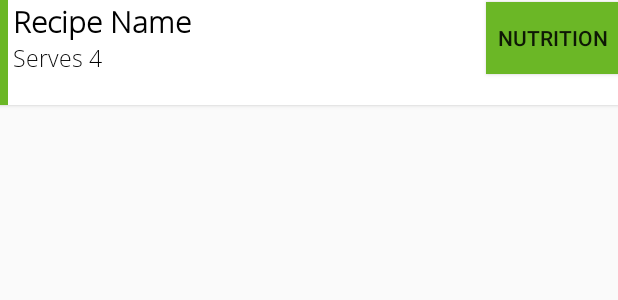
After one commit to EWeb-b/jackal, an Android app: the layout individual_recipe_item.xml on its own in the app's theme, with its tools: preview values and no code run, on a phone screen of 412 x 824 dp. The commit adds this screen. Shown: the top 300 px of the screen. Run offline under Robolectric (Android 15) with nearby library versions, the phone set to English and light mode, and no system bars.

Commit message:
Recycler view displays all user recipes

```diff
--- /dev/null
+++ b/app/src/main/res/layout/individual_recipe_item.xml
@@ -0,0 +1,66 @@
+<?xml version="1.0" encoding="utf-8"?>
+<androidx.cardview.widget.CardView xmlns:android="http://schemas.android.com/apk/res/android"
+    android:layout_width="match_parent"
+    android:layout_height="70dp"
+    xmlns:app="http://schemas.android.com/apk/res-auto"
+    app:cardCornerRadius="0dp"
+    android:paddingTop="5dp"
+    android:paddingBottom="5dp"
+    android:layout_marginBottom="5dp">
+
+    <RelativeLayout
+        android:layout_width="match_parent"
+        android:layout_height="wrap_content">
+
+        <View
+            android:id="@+id/colourStrip"
+            android:layout_width="5dp"
+            android:layout_height="match_parent"
+            android:layout_alignParentLeft="true"
+            android:layout_marginLeft="0dp"
+            android:background="#6BB726" />
+
+        <Button
+            android:id="@+id/nutrition_button"
+            android:layout_width="wrap_content"
+            android:layout_height="wrap_content"
+            android:layout_alignRight="@id/textHolder"
+            android:layout_alignBottom="@id/textHolder"
+            android:text="Nutrition"
+            android:background="#6BB726"/>
+
+        <LinearLayout
+            android:id="@+id/textHolder"
+            android:layout_width="match_parent"
+            android:layout_height="wrap_content"
+            android:layout_marginLeft="3dp"
+            android:layout_toRightOf="@id/colourStrip"
+            android:orientation="vertical">
+
+
+            <TextView
+                android:id="@+id/recipe_name"
+                android:layout_width="wrap_content"
+                android:layout_height="wrap_content"
+                android:layout_alignParentTop="true"
+                android:fontFamily="@font/open_sans_light"
+                android:text="Recipe Name"
+                android:textColor="@color/Black"
+                android:textSize="20sp"
+                android:textStyle="bold" />
+
+            <TextView
+                android:id="@+id/serves"
+                android:layout_width="wrap_content"
+                android:layout_height="wrap_content"
+                android:layout_alignParentTop="true"
+                android:fontFamily="@font/open_sans_light"
+                android:text="Serves 4"
+                android:textColor="@color/Black"
+                android:textSize="15sp" />
+
+        </LinearLayout>
+
+    </RelativeLayout>
+
+</androidx.cardview.widget.CardView>
```
Also changed, not shown: app/src/main/java/com/leeds/jackal/MainActivity.kt (+14 -0 lines), app/src/main/java/com/leeds/jackal/PhotoRecipeActivity.kt (+1 -10 lines), app/src/main/java/com/leeds/jackal/RecipeAdapter.kt (added, +50 -0 lines), app/src/main/res/layout/activity_main.xml (+33 -3 lines).
